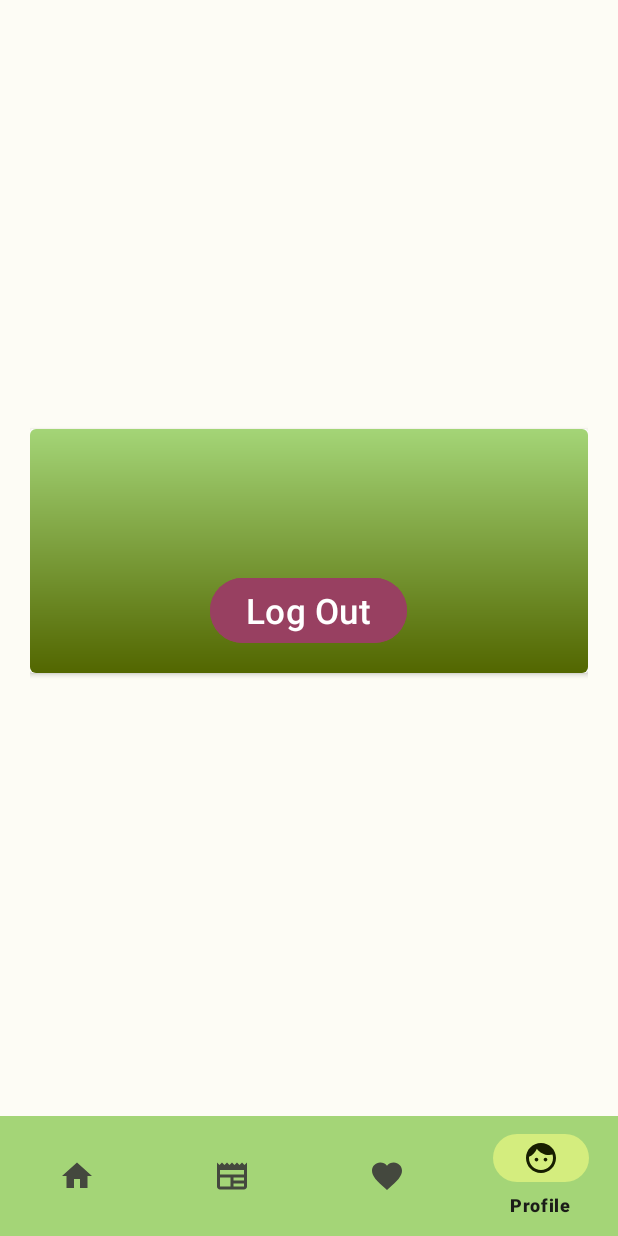
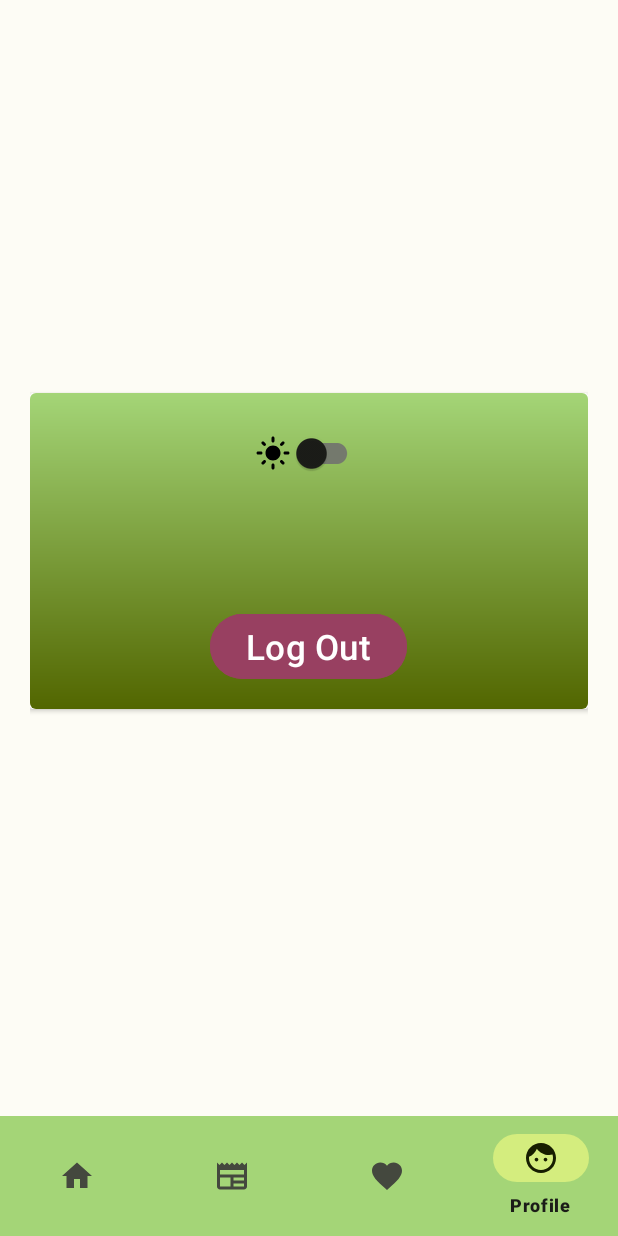
Before and after one commit to MocicaRazvan/MobileNewsApp, an Android app: the ProfileFragment screen opened through its navigation route, on a phone screen of 412 x 824 dp. Run offline under Robolectric (Android 15) with nearby library versions, the phone set to English and light mode, and no system bars; our stand-ins replace Firebase (no records; nobody signed in at launch, a user with empty details on screens opened directly), navigation-ui; pictures from the network do not load.

Commit message:
Added shared preferences for theme switch and fixed drawables

```diff
--- a/app/src/main/java/com/example/news/MainActivity.kt
+++ b/app/src/main/java/com/example/news/MainActivity.kt
@@ -17,6 +17,7 @@
 import com.example.news.databinding.ActivityMainBinding
 import com.example.news.databinding.ReusableFormBinding
 import com.example.news.dto.ParcelableArticle
+import com.example.news.utils.ThemePreferences
 import kotlinx.coroutines.Dispatchers
 import kotlinx.coroutines.delay
 import kotlinx.coroutines.launch
@@ -25,6 +26,10 @@
 class MainActivity : AppCompatActivity() {
 
     private lateinit var binding: ActivityMainBinding
+    private val themePreferences: ThemePreferences by lazy {
+        ThemePreferences(this)
+    }
+
     override fun onCreate(savedInstanceState: Bundle?) {
         super.onCreate(savedInstanceState)
         enableEdgeToEdge()
@@ -38,8 +43,20 @@
             insets
         }
 
-        lifecycleScope.launch {
-            handleSplashScreen()
+        themePreferences.loadTheme()
+
+        if (savedInstanceState == null) {
+            lifecycleScope.launch {
+                handleSplashScreen()
+            }
+        } else {
+            binding.apply {
+                motionLayout.visibility = View.GONE
+                splash.visibility = View.GONE
+                logo.visibility = View.GONE
+                navHostFragment.visibility = View.VISIBLE
+                btmNav.visibility = View.VISIBLE
+            }
         }
 
         val bottomNav = binding.btmNav
@@ -61,6 +78,7 @@
             }
         }
 
+        ThemePreferences(this).loadTheme()
 
     }
 
--- a/app/src/main/java/com/example/news/fragments/ProfileFragment.kt
+++ b/app/src/main/java/com/example/news/fragments/ProfileFragment.kt
@@ -5,9 +5,15 @@
 import android.view.LayoutInflater
 import android.view.View
 import android.view.ViewGroup
+import android.widget.CompoundButton
+import android.widget.Switch
+import androidx.appcompat.app.AppCompatDelegate
+import androidx.appcompat.widget.SwitchCompat
 import androidx.navigation.fragment.findNavController
 import com.example.news.R
 import com.example.news.databinding.FragmentProfileBinding
+import com.example.news.utils.ThemePreferences
+import com.google.android.material.switchmaterial.SwitchMaterial
 import com.google.firebase.auth.FirebaseAuth
 
 
@@ -15,6 +21,7 @@
 
     private lateinit var binding: FragmentProfileBinding
     private lateinit var fAuth: FirebaseAuth
+    private lateinit var themePreferences: ThemePreferences
 
 
     override fun onCreate(savedInstanceState: Bundle?) {
@@ -36,9 +43,18 @@
 
         val user = fAuth.currentUser
 
+        themePreferences = ThemePreferences(requireContext())
+
+
+
         binding.apply {
             tvEmail.text = user?.email
             btnLogOut.setOnClickListener { logout() }
+            updateSwitchDrawable(themePreferences.isDarkTheme(), themeSwitch)
+            themeSwitch.setOnCheckedChangeListener { _, isChecked ->
+                handleThemeSwitch(themeSwitch, isChecked)
+            }
+
         }
 
     }
@@ -49,5 +65,22 @@
         findNavController().navigate(action)
     }
 
+    private fun handleThemeSwitch(switch: SwitchMaterial, isChecked: Boolean) {
+        themePreferences.saveTheme(isChecked)
+        updateSwitchDrawable(isChecked, switch)
+    }
+
+    private fun updateSwitchDrawable(isChecked: Boolean, switch: SwitchMaterial) {
+        switch.apply {
+            this.isChecked = isChecked
+            setButtonDrawable(
+                when (isChecked) {
+                    true -> R.drawable.ic_dark
+                    false -> R.drawable.ic_light
+                }
+            )
+
+        }
+    }
 
 }
--- /dev/null
+++ b/app/src/main/java/com/example/news/utils/ThemePreferences.kt
@@ -0,0 +1,42 @@
+package com.example.news.utils
+
+import android.content.Context
+import androidx.appcompat.app.AppCompatDelegate
+
+class ThemePreferences(
+    private val context: Context
+) {
+
+    companion object {
+        const val THEME_PREFERENCES = "com.example.news.THEME_PREFERENCES"
+        const val THEME_SAVED = "com.example.news.THEME_SAVED"
+    }
+
+    private val sharedPreferences =
+        context.getSharedPreferences(THEME_PREFERENCES, Context.MODE_PRIVATE)
+
+    fun saveTheme(isDark: Boolean) {
+        with(sharedPreferences.edit()) {
+            putBoolean(THEME_SAVED, isDark)
+            apply()
+        }
+
+        change(isDark)
+    }
+
+    fun loadTheme() {
+        val isDark = sharedPreferences.getBoolean(THEME_SAVED, false)
+        change(isDark)
+    }
+
+    fun isDarkTheme(): Boolean {
+        return sharedPreferences.getBoolean(THEME_SAVED, false)
+    }
+
+    private fun change(isChecked: Boolean) {
+        AppCompatDelegate.setDefaultNightMode(
+            if (isChecked) AppCompatDelegate.MODE_NIGHT_YES
+            else AppCompatDelegate.MODE_NIGHT_NO
+        )
+    }
+}
--- a/app/src/main/res/color/options_text.xml
+++ b/app/src/main/res/color/options_text.xml
@@ -1,9 +1,9 @@
 <?xml version="1.0" encoding="utf-8"?>
 <selector xmlns:android="http://schemas.android.com/apk/res/android">
-    <item android:state_pressed="true" android:color="@color/white">
+    <item android:state_pressed="true" android:color="?colorPrimary">
 
     </item>
-    <item android:state_selected="true" android:color="@color/blue">
+    <item android:state_selected="true" android:color="?colorPrimaryInverse">
 
     </item>
     <item android:color="@color/black">
--- /dev/null
+++ b/app/src/main/res/drawable/ic_dark.xml
@@ -0,0 +1,5 @@
+<vector xmlns:android="http://schemas.android.com/apk/res/android" android:height="24dp" android:tint="#000000" android:viewportHeight="24" android:viewportWidth="24" android:width="24dp">
+
+    <path android:fillColor="@android:color/white" android:pathData="M9.5,2c-1.82,0 -3.53,0.5 -5,1.35c2.99,1.73 5,4.95 5,8.65s-2.01,6.92 -5,8.65C5.97,21.5 7.68,22 9.5,22c5.52,0 10,-4.48 10,-10S15.02,2 9.5,2z"/>
+
+</vector>
--- /dev/null
+++ b/app/src/main/res/drawable/ic_light.xml
@@ -0,0 +1,5 @@
+<vector xmlns:android="http://schemas.android.com/apk/res/android" android:height="24dp" android:tint="#000000" android:viewportHeight="24" android:viewportWidth="24" android:width="24dp">
+
+    <path android:fillColor="@android:color/white" android:pathData="M12,7c-2.76,0 -5,2.24 -5,5s2.24,5 5,5s5,-2.24 5,-5S14.76,7 12,7L12,7zM2,13l2,0c0.55,0 1,-0.45 1,-1s-0.45,-1 -1,-1l-2,0c-0.55,0 -1,0.45 -1,1S1.45,13 2,13zM20,13l2,0c0.55,0 1,-0.45 1,-1s-0.45,-1 -1,-1l-2,0c-0.55,0 -1,0.45 -1,1S19.45,13 20,13zM11,2v2c0,0.55 0.45,1 1,1s1,-0.45 1,-1V2c0,-0.55 -0.45,-1 -1,-1S11,1.45 11,2zM11,20v2c0,0.55 0.45,1 1,1s1,-0.45 1,-1v-2c0,-0.55 -0.45,-1 -1,-1C11.45,19 11,19.45 11,20zM5.99,4.58c-0.39,-0.39 -1.03,-0.39 -1.41,0c-0.39,0.39 -0.39,1.03 0,1.41l1.06,1.06c0.39,0.39 1.03,0.39 1.41,0s0.39,-1.03 0,-1.41L5.99,4.58zM18.36,16.95c-0.39,-0.39 -1.03,-0.39 -1.41,0c-0.39,0.39 -0.39,1.03 0,1.41l1.06,1.06c0.39,0.39 1.03,0.39 1.41,0c0.39,-0.39 0.39,-1.03 0,-1.41L18.36,16.95zM19.42,5.99c0.39,-0.39 0.39,-1.03 0,-1.41c-0.39,-0.39 -1.03,-0.39 -1.41,0l-1.06,1.06c-0.39,0.39 -0.39,1.03 0,1.41s1.03,0.39 1.41,0L19.42,5.99zM7.05,18.36c0.39,-0.39 0.39,-1.03 0,-1.41c-0.39,-0.39 -1.03,-0.39 -1.41,0l-1.06,1.06c-0.39,0.39 -0.39,1.03 0,1.41s1.03,0.39 1.41,0L7.05,18.36z"/>
+
+</vector>
--- a/app/src/main/res/layout/fragment_favorties.xml
+++ b/app/src/main/res/layout/fragment_favorties.xml
@@ -26,6 +26,7 @@
             android:layout_height="wrap_content"
             android:hint="@string/search_arg"
             android:drawableEnd="@drawable/ic_search"
+            android:drawableTint="?colorOnSurface"
             android:inputType="text" />
 
     </com.google.android.material.textfield.TextInputLayout>
--- a/app/src/main/res/layout/fragment_home.xml
+++ b/app/src/main/res/layout/fragment_home.xml
@@ -26,6 +26,7 @@
             android:layout_height="wrap_content"
             android:hint="@string/search_arg"
             android:drawableEnd="@drawable/ic_search"
+            android:drawableTint="?colorOnSurface"
             android:inputType="text" />
 
     </com.google.android.material.textfield.TextInputLayout>
--- a/app/src/main/res/layout/fragment_profile.xml
+++ b/app/src/main/res/layout/fragment_profile.xml
@@ -27,6 +27,11 @@
             android:padding="@dimen/default_padding"
             android:gravity="center">
 
+            <com.google.android.material.switchmaterial.SwitchMaterial
+                android:id="@+id/themeSwitch"
+                android:layout_width="wrap_content"
+                android:layout_height="wrap_content" />
+
 
             <TextView
                 android:id="@+id/tvEmail"
--- a/app/src/main/res/layout/fragment_top_headlines.xml
+++ b/app/src/main/res/layout/fragment_top_headlines.xml
@@ -26,6 +26,7 @@
             android:layout_height="wrap_content"
             android:hint="@string/search_arg"
             android:drawableEnd="@drawable/ic_search"
+            android:drawableTint="?colorOnSurface"
             android:inputType="text" />
 
     </com.google.android.material.textfield.TextInputLayout>
@@ -46,6 +47,7 @@
             android:layout_height="match_parent"
             android:orientation="horizontal"></LinearLayout>
     </HorizontalScrollView>
+
 
     <LinearLayout
         android:id="@+id/countriesLL"
@@ -71,4 +73,6 @@
             android:id="@+id/reusableRv" />
 
     </FrameLayout>
+
+
 </androidx.constraintlayout.widget.ConstraintLayout>
--- a/app/src/main/res/layout/item_card.xml
+++ b/app/src/main/res/layout/item_card.xml
@@ -29,6 +29,7 @@
             android:layout_height="match_parent"
             android:layout_weight="1"
             android:gravity="center"
+            android:textColor="?colorOnSurface"
             android:text="@string/item_placeholder_title" />
 
     </LinearLayout>
```
Also changed, not shown: app/src/main/java/com/example/news/fragments/TopHeadlinesFragment.kt (+16 -1 lines), 1 other file.
